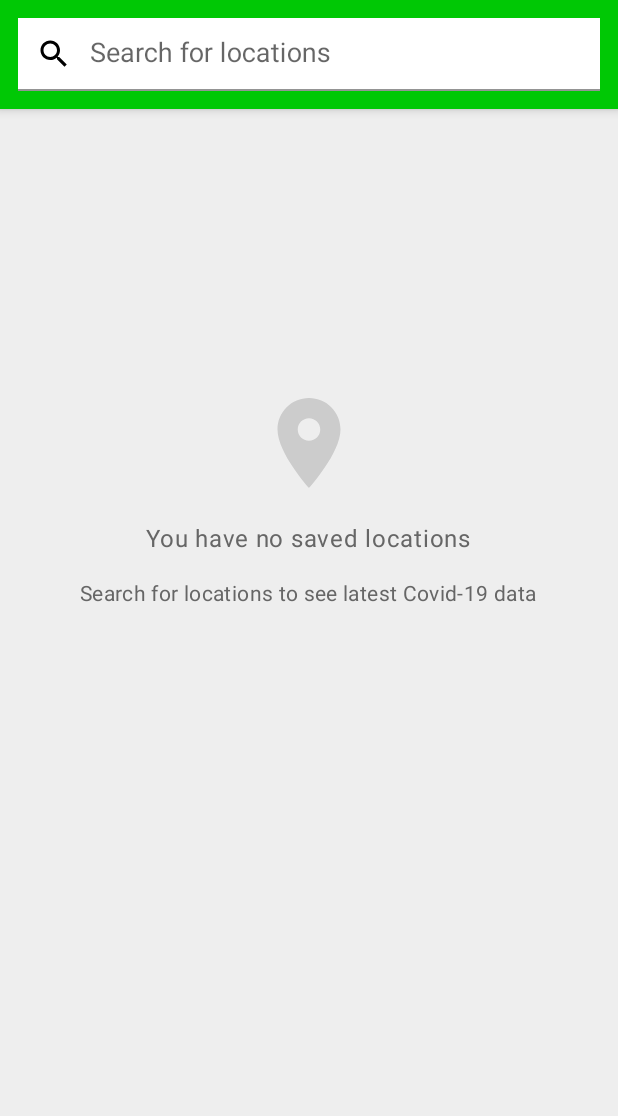
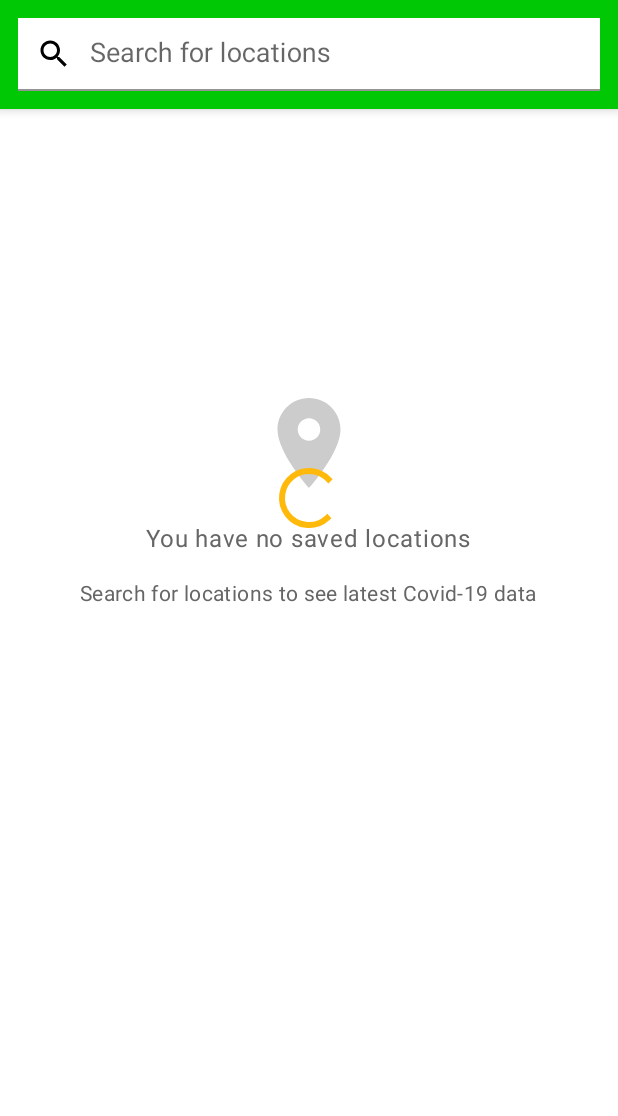
Before and after one commit to ichrisanderson/cviz, an Android app: the screen it shows after launch (MainActivity), on a phone screen of 412 x 824 dp, the part 120-1236 px from its top. Run offline under Robolectric (Android 15) with nearby library versions, the phone set to English and light mode, and no system bars; our stand-ins replace Dagger/Hilt's generated code, Room's generated code; libraries missing offline, so code that uses them is left out: androidx.hilt, androidx.hilt.lifecycle, com.airbnb.epoxy; plain views replace EpoxyRecyclerView; network calls fail; Roboto replaces fonts that are not available here; 14 statements that could not run were skipped.

Commit message:
Add loading indicator for home screen and update animation transitions for nav graph.

```diff
--- a/app/src/main/res/layout/fragment_home.xml
+++ b/app/src/main/res/layout/fragment_home.xml
@@ -45,6 +45,7 @@
         android:layout_height="match_parent"
         android:layout_below="@id/appBarContainer"
         android:background="#EEE"
+        android:visibility="gone"
         app:layout_behavior="com.google.android.material.appbar.AppBarLayout$ScrollingViewBehavior" />
 
     <LinearLayout
@@ -52,7 +53,8 @@
         android:layout_width="match_parent"
         android:layout_height="wrap_content"
         android:layout_gravity="center"
-        android:orientation="vertical">
+        android:orientation="vertical"
+        android:visibility="gone">
 
         <ImageView
             android:layout_width="72dp"
@@ -84,4 +86,10 @@
 
     </LinearLayout>
 
+    <ProgressBar
+        android:id="@+id/homeProgress"
+        android:layout_width="wrap_content"
+        android:layout_height="wrap_content"
+        android:layout_gravity="center"/>
+
 </androidx.coordinatorlayout.widget.CoordinatorLayout>
```
